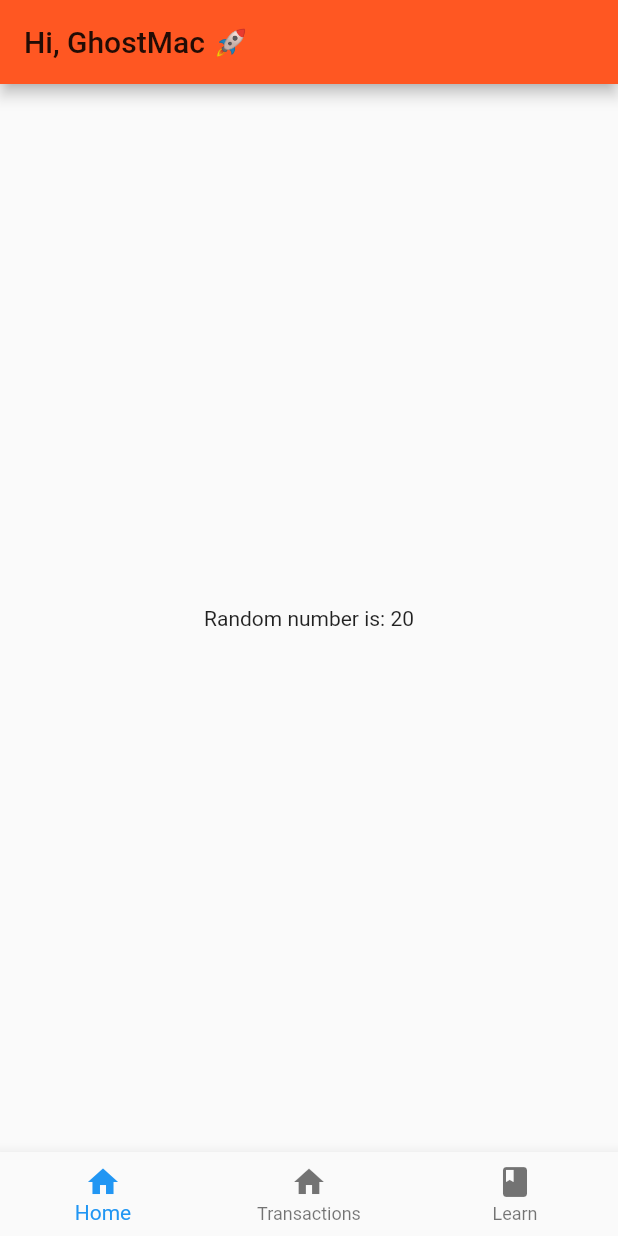
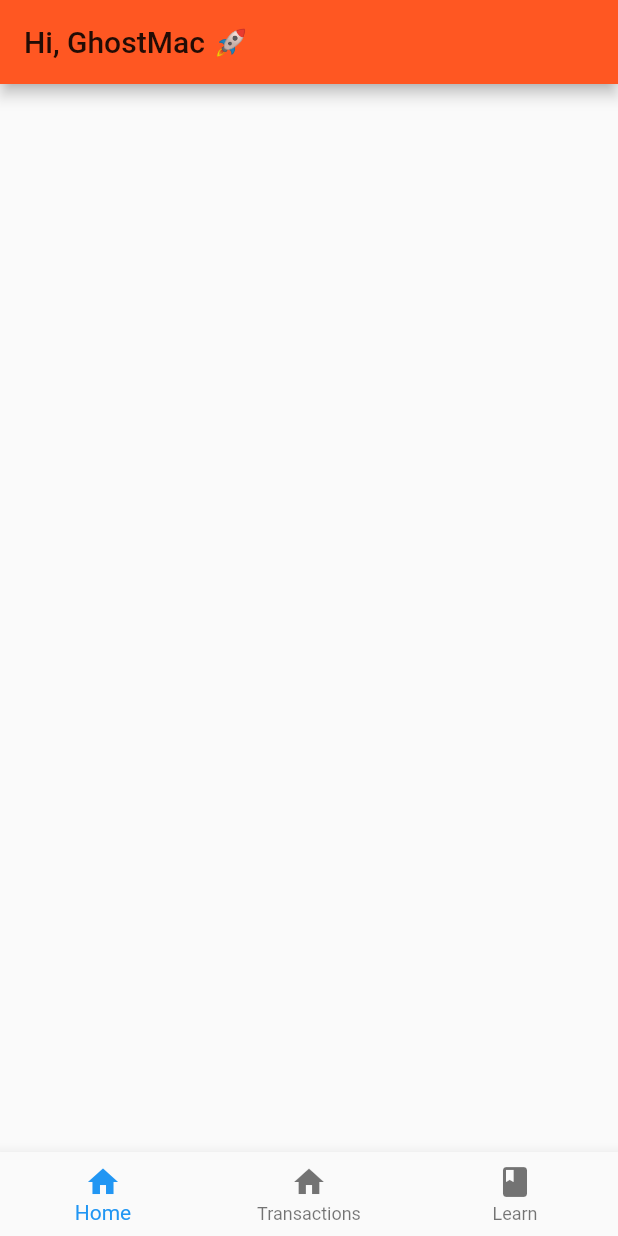
Before and after one commit to theghostmac/flyio, a Flutter app: the screen it shows after launch, on a phone screen of 412 x 824 dp. Run offline on Flutter 3.47's test engine with Material 2 defaults, Android fonts, the phone set to English and light mode, and no system bars.

```diff
--- a/lib/screens/dashboard.dart
+++ b/lib/screens/dashboard.dart
@@ -14,9 +14,12 @@ class Dashboard extends StatelessWidget {
         title: const Text('Hi, GhostMac 🚀'),
         centerTitle: false,
       ),
-      body: Center(
-        child: Text("Random number is: ${getRandomNumber()}")
+      body: const Row(
+        children: [
+
+        ],
       ),
+
       bottomNavigationBar: BottomNavigationBar(
         items: const [
             BottomNavigationBarItem(
```
